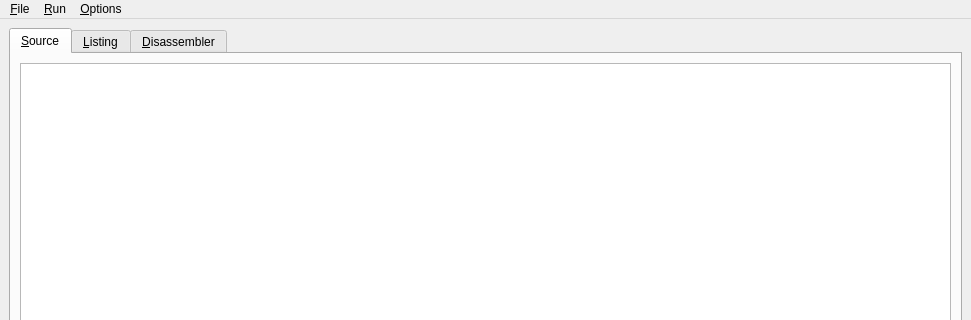
be9/mix-machine, file gui/main.ui: the form before one commit; both pictures show x 0 to 971 and y 0 to 320 of the 971 by 661 pixel window.
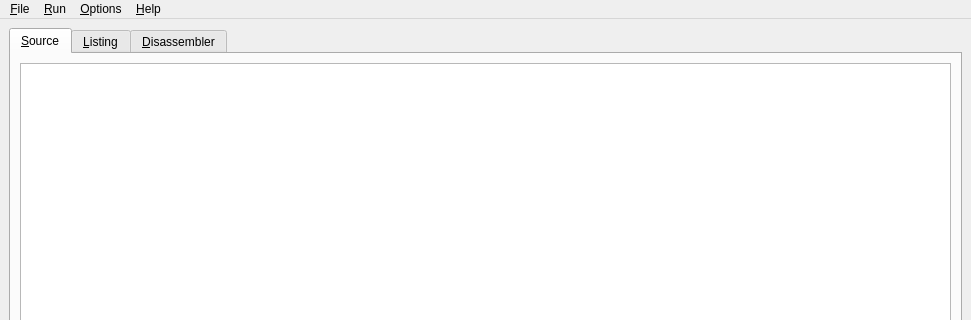
The form after the commit.

Commit message: gui: About-dialogs added :)

Diff of the .ui file:
```diff
--- a/gui/main.ui
+++ b/gui/main.ui
@@ -108,9 +108,19 @@
     </property>
     <addaction name="action_Change_font" />
    </widget>
+   <widget class="QMenu" name="menu_Help" >
+    <property name="title" >
+     <string>&amp;Help</string>
+    </property>
+    <addaction name="action_Mix_machine_documentation" />
+    <addaction name="separator" />
+    <addaction name="action_About_Mix_Machine" />
+    <addaction name="action_About_Qt" />
+   </widget>
    <addaction name="menu_File" />
    <addaction name="menu_Run" />
    <addaction name="menu_Options" />
+   <addaction name="menu_Help" />
   </widget>
   <widget class="QStatusBar" name="statusbar" />
   <action name="action_New" >
```
Left out of the diff: 18 changed lines with no effect on the pictures. The commit also changes 1 other file.
